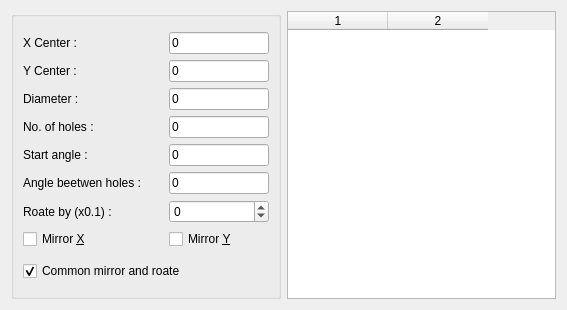
Old version of the form src/bhctabform.ui in the repository GCodeProjects/GCodeWorkShop.
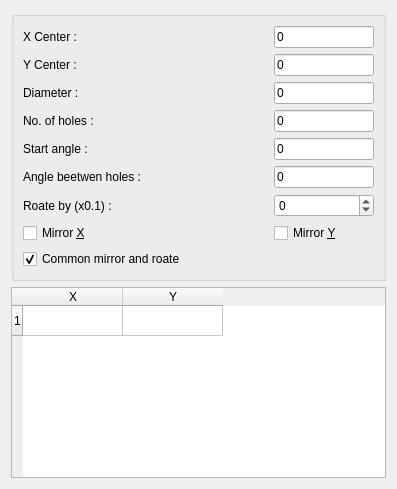
New version of the form.

The edit to the form file:
```diff
--- a/src/bhctabform.ui
+++ b/src/bhctabform.ui
@@ -6,10 +6,16 @@
    <rect>
     <x>0</x>
     <y>0</y>
-    <width>567</width>
-    <height>310</height>
+    <width>397</width>
+    <height>489</height>
    </rect>
   </property>
+  <property name="sizePolicy">
+   <sizepolicy hsizetype="Maximum" vsizetype="Preferred">
+    <horstretch>0</horstretch>
+    <verstretch>0</verstretch>
+   </sizepolicy>
+  </property>
   <property name="windowTitle">
    <string>Form</string>
   </property>
@@ -17,7 +23,7 @@
    <item row="0" column="0">
     <widget class="QGroupBox" name="groupBox">
      <property name="sizePolicy">
-      <sizepolicy hsizetype="Minimum" vsizetype="Preferred">
+      <sizepolicy hsizetype="Expanding" vsizetype="Maximum">
        <horstretch>0</horstretch>
        <verstretch>0</verstretch>
       </sizepolicy>
@@ -332,17 +338,17 @@
      </layout>
     </widget>
    </item>
-   <item row="0" column="1">
+   <item row="1" column="0">
     <widget class="QTableWidget" name="resultTable">
      <property name="sizePolicy">
-      <sizepolicy hsizetype="Expanding" vsizetype="Expanding">
+      <sizepolicy hsizetype="Preferred" vsizetype="Preferred">
        <horstretch>0</horstretch>
        <verstretch>0</verstretch>
       </sizepolicy>
      </property>
      <property name="minimumSize">
       <size>
-       <width>250</width>
+       <width>300</width>
        <height>0</height>
       </size>
      </property>
@@ -364,8 +370,21 @@
      <attribute name="verticalHeaderCascadingSectionResizes">
       <bool>false</bool>
      </attribute>
-     <column/>
-     <column/>
+     <row>
+      <property name="text">
+       <string>1</string>
+      </property>
+     </row>
+     <column>
+      <property name="text">
+       <string>X</string>
+      </property>
+     </column>
+     <column>
+      <property name="text">
+       <string>Y</string>
+      </property>
+     </column>
     </widget>
    </item>
   </layout>
```
Left out of the diff: 7 changed lines with no effect on the pictures.
